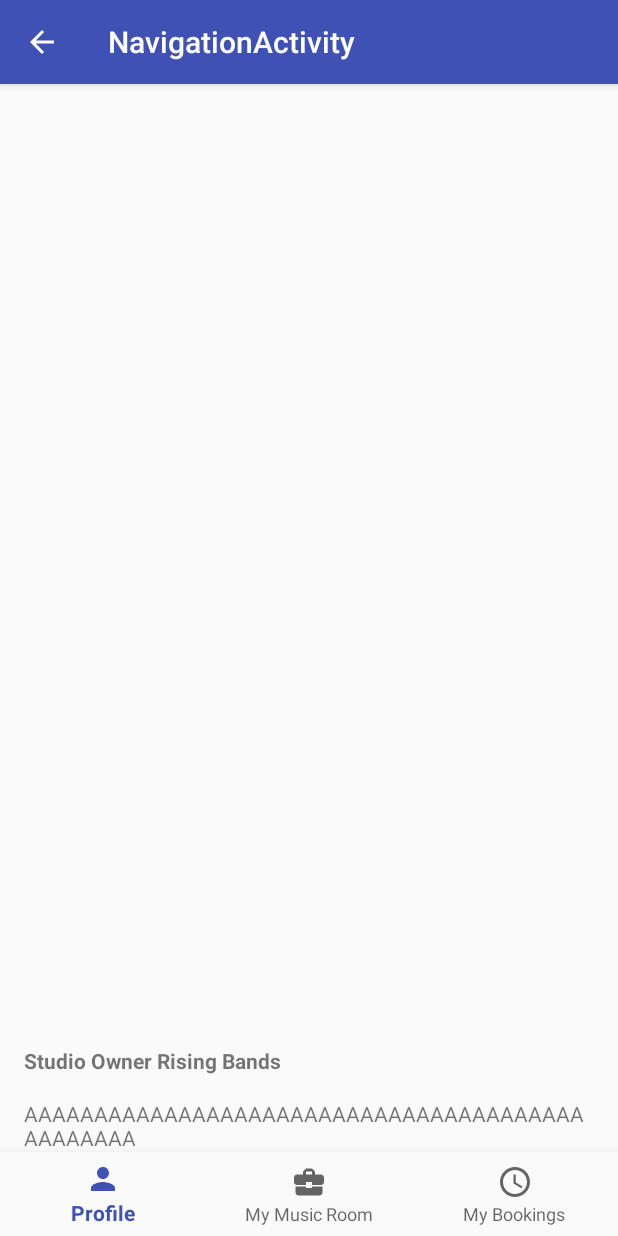
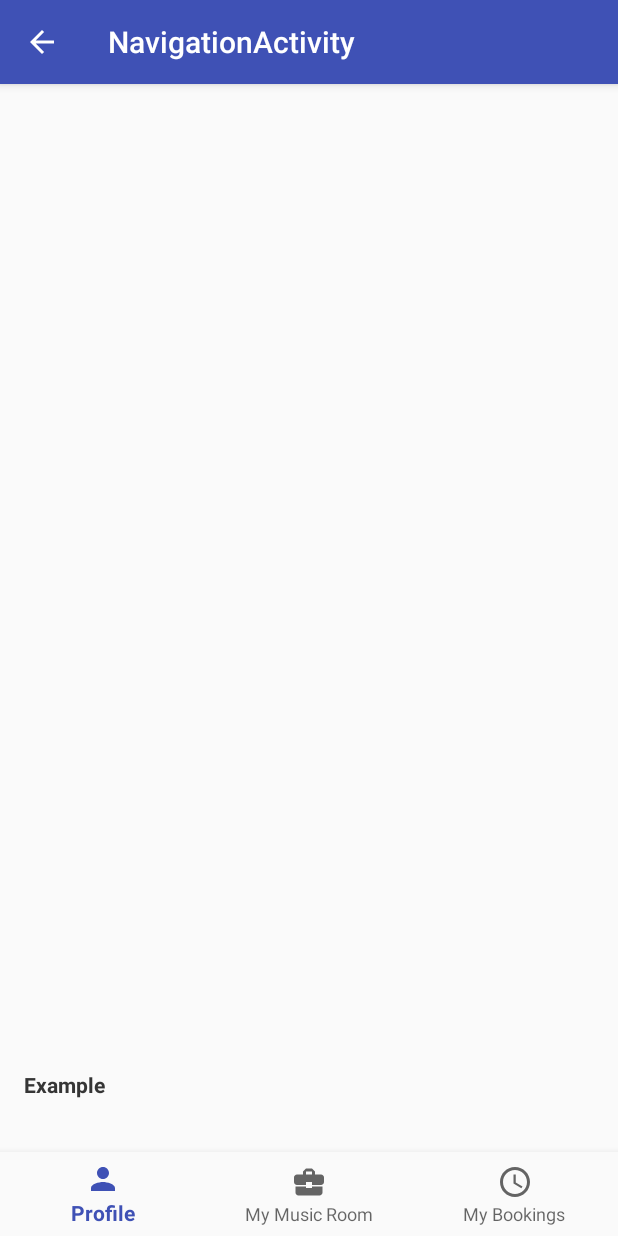
Before and after one commit to Drassleon/StudioOwnerRisingBandsApp, an Android app: the NavigationActivity screen opened directly, with no data from a screen before it, on a phone screen of 412 x 824 dp. Run offline under Robolectric (Android 15) with nearby library versions, the phone set to English and light mode, and no system bars; libraries missing offline, so code that uses them is left out: com.androidnetworking; plain views replace ANImageView.

Commit message:
Tweaking of some classes and xml for studio owner entity

```diff
--- a/app/src/main/java/com/herokuapp/risingbands/studioowner/viewcontrollers/fragments/ProfileFragment.kt
+++ b/app/src/main/java/com/herokuapp/risingbands/studioowner/viewcontrollers/fragments/ProfileFragment.kt
@@ -35,6 +35,8 @@ class ProfileFragment : Fragment() {
     override fun onCreate(savedInstanceState: Bundle?) {
         super.onCreate(savedInstanceState)
         //pictureImageView.setImageUrl("https://upload.wikimedia.org/wikipedia/commons/7/7e/Circle-icons-profile.svg")
+
     }
 
+
 }
--- a/app/src/main/res/layout/fragment_profile.xml
+++ b/app/src/main/res/layout/fragment_profile.xml
@@ -9,8 +9,8 @@
 
     <com.androidnetworking.widget.ANImageView
         android:id="@+id/profileImageView"
-        android:layout_width="wrap_content"
-        android:layout_height="10dp"
+        android:layout_width="match_parent"
+        android:layout_height="wrap_content"
         android:layout_margin="@dimen/default_margin"
         app:layout_constraintTop_toTopOf="parent"
         />
@@ -22,7 +22,7 @@
         android:layout_margin="@dimen/default_margin"
         app:layout_constraintTop_toBottomOf="@id/profileImageView"
         android:textStyle="bold"
-        android:text="@string/app_name"
+        android:text="@string/test"
         />
 
     <TextView
@@ -32,8 +32,20 @@
         android:layout_margin="@dimen/default_margin"
         app:layout_constraintTop_toBottomOf="@id/firstNameTextView"
         app:layout_constraintStart_toEndOf = "@id/firstNameTextView"
-        android:text="AAAAAAAAAAAAAAAAAAAAAAAAAAAAAAAAAAAAAAAAAAAAAAAA"
+        android:text=""
+        />
+
+    <TextView
+        android:id="@+id/birthDateTextView"
+        android:layout_width="match_parent"
+        android:layout_height="wrap_content"
+        android:layout_margin="@dimen/default_margin"
+        app:layout_constraintTop_toBottomOf="@id/profileImageView"
+        android:textStyle="bold"
+        android:text="@string/test"
         />
 
 
+
+
 </android.support.constraint.ConstraintLayout>
```
